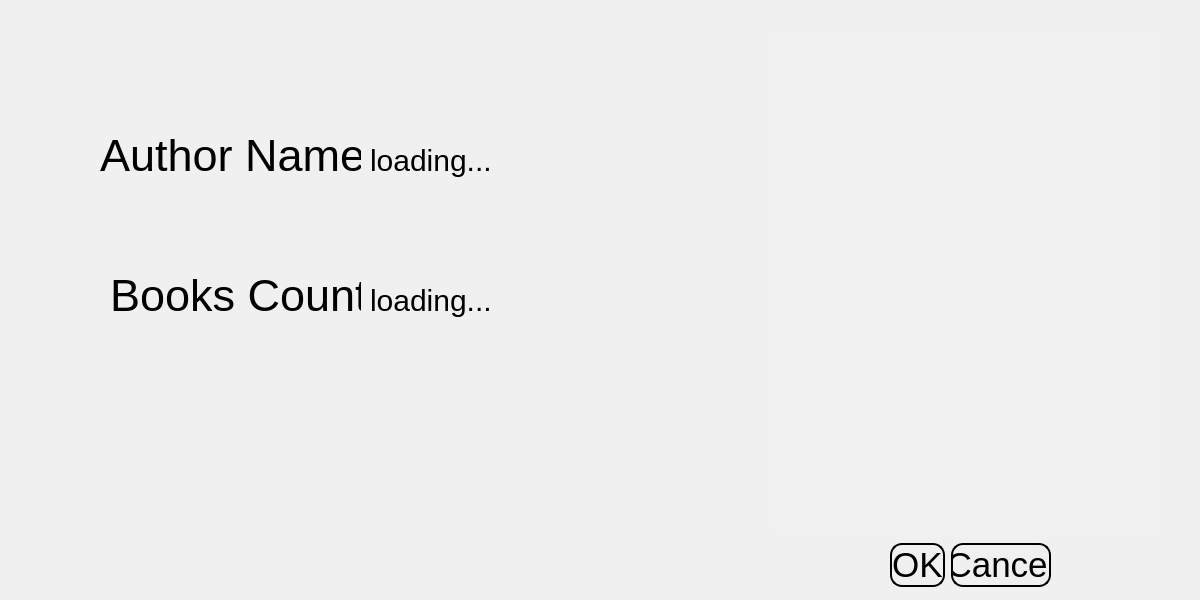
First picture: the form in BookClubProject/Users/AuthorDetailDialog.ui, repository mohammadshirizadeh-sudo/book-club, before the edit.
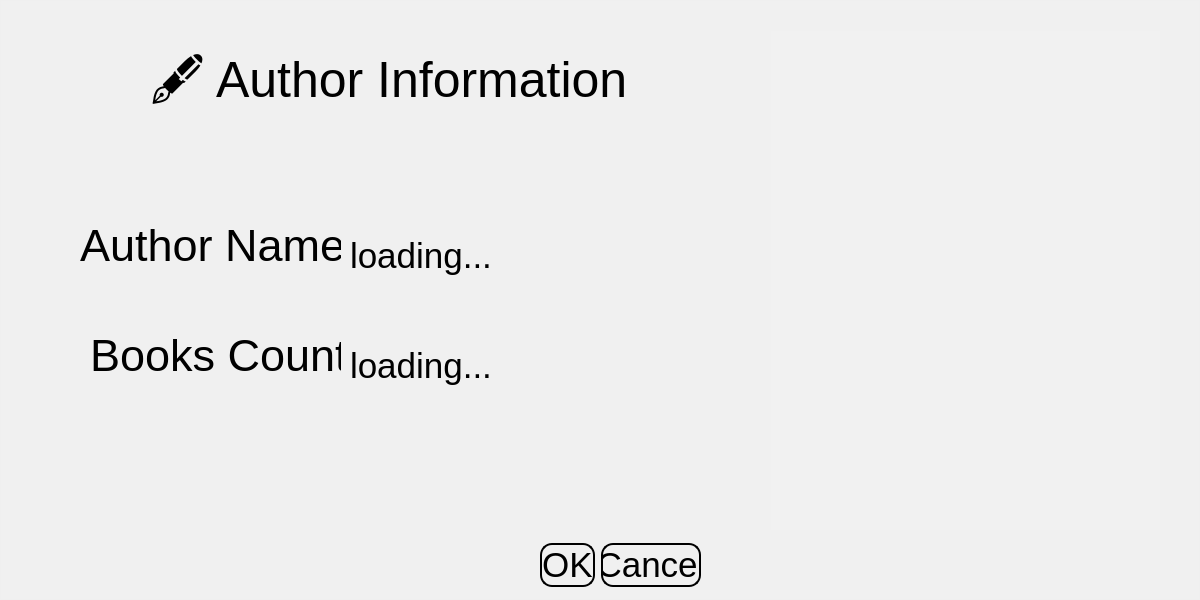
Second picture: the form after the edit. Icons and pictures are not drawn.

The edit to the form file:
```diff
--- a/BookClubProject/Users/AuthorDetailDialog.ui
+++ b/BookClubProject/Users/AuthorDetailDialog.ui
@@ -39,8 +39,8 @@
    <widget class="QLabel" name="label">
     <property name="geometry">
      <rect>
-      <x>100</x>
-      <y>110</y>
+      <x>80</x>
+      <y>200</y>
       <width>261</width>
       <height>91</height>
      </rect>
@@ -61,8 +61,8 @@
    <widget class="QLabel" name="label_2">
     <property name="geometry">
      <rect>
-      <x>110</x>
-      <y>270</y>
+      <x>90</x>
+      <y>330</y>
       <width>251</width>
       <height>51</height>
      </rect>
@@ -83,17 +83,17 @@
    <widget class="QLabel" name="authorNameLabel">
     <property name="geometry">
      <rect>
-      <x>370</x>
-      <y>140</y>
+      <x>350</x>
+      <y>230</y>
       <width>381</width>
-      <height>41</height>
+      <height>51</height>
      </rect>
     </property>
     <property name="styleSheet">
      <string notr="true">background: transparent;
 border: none;
 font: 700 9pt &quot;Script MT Bold&quot;;
-font-size: 30px;
+font-size: 35px;
 color: rgb(0, 0, 0);
 </string>
     </property>
@@ -104,17 +104,17 @@
    <widget class="QLabel" name="booksCountLabel">
     <property name="geometry">
      <rect>
-      <x>370</x>
-      <y>280</y>
-      <width>251</width>
-      <height>41</height>
+      <x>350</x>
+      <y>340</y>
+      <width>411</width>
+      <height>51</height>
      </rect>
     </property>
     <property name="styleSheet">
      <string notr="true">background: transparent;
 border: none;
 font: 700 9pt &quot;Script MT Bold&quot;;
-font-size: 30px;
+font-size: 35px;
 color: rgb(0, 0, 0);
 </string>
     </property>
@@ -145,7 +145,7 @@
    <widget class="QDialogButtonBox" name="buttonBox">
     <property name="geometry">
      <rect>
-      <x>890</x>
+      <x>540</x>
       <y>540</y>
       <width>161</width>
       <height>51</height>
@@ -165,6 +165,28 @@
      <set>QDialogButtonBox::StandardButton::Cancel|QDialogButtonBox::StandardButton::Ok</set>
     </property>
    </widget>
+   <widget class="QLabel" name="label_3">
+    <property name="geometry">
+     <rect>
+      <x>150</x>
+      <y>40</y>
+      <width>491</width>
+      <height>91</height>
+     </rect>
+    </property>
+    <property name="styleSheet">
+     <string notr="true">background: transparent;
+border: none;
+font: 700 9pt &quot;Script MT Bold&quot;;
+font-size: 50px;
+color: rgb(0, 0, 0);
+
+</string>
+    </property>
+    <property name="text">
+     <string>🖋️ Author Information</string>
+    </property>
+   </widget>
   </widget>
  </widget>
  <resources/>
```
Left out of the diff: 2 changed lines with no effect on the pictures.
